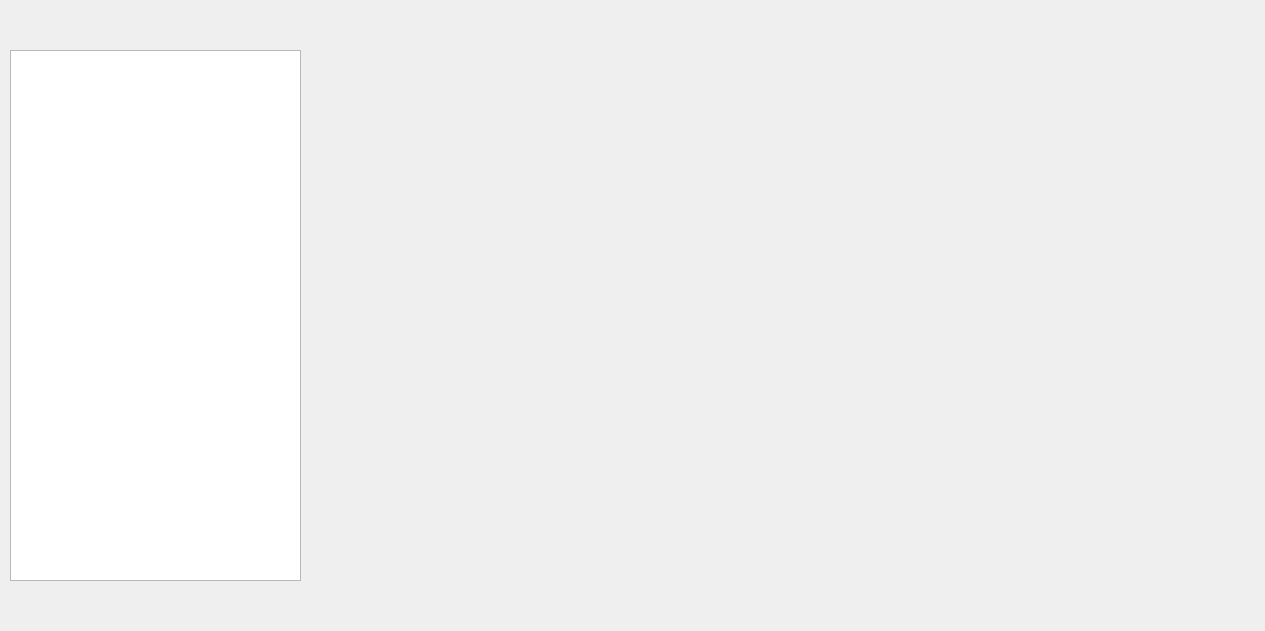
First picture: the form in materialswindow.ui, repository Keqy/Matterhorn-materials, before the edit.
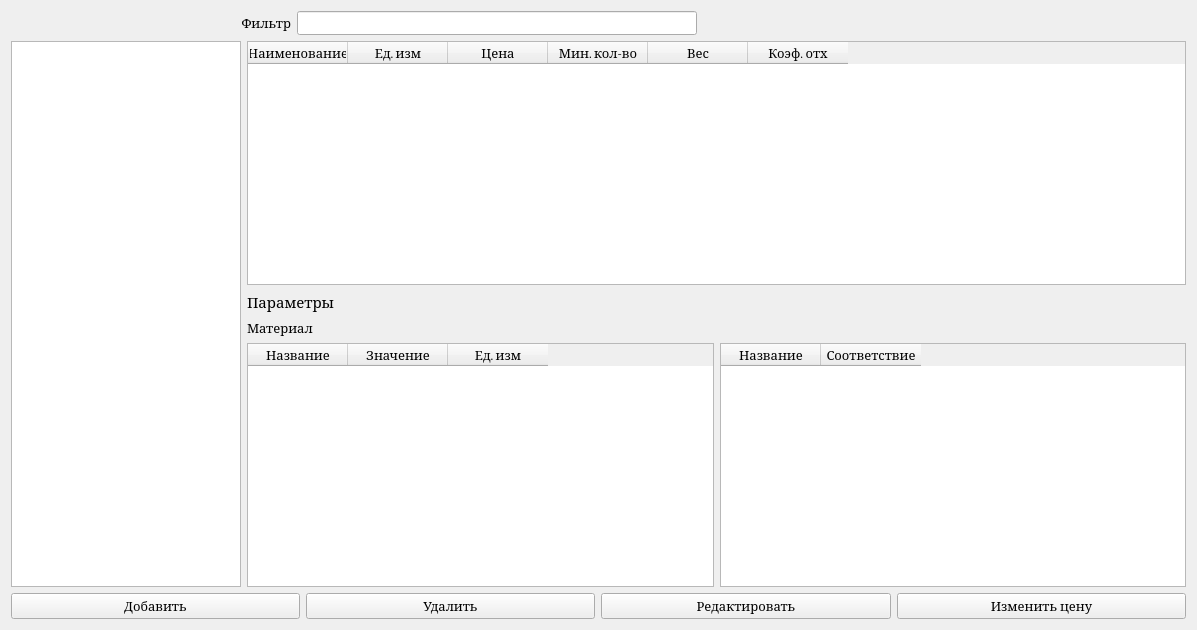
Second picture: the form after the edit. Icons and pictures are not drawn.

Commit message: feat: Bind a materialswindow.ui

```diff
--- a/materialswindow.ui
+++ b/materialswindow.ui
@@ -6,13 +6,14 @@
    <rect>
     <x>0</x>
     <y>0</y>
-    <width>1265</width>
-    <height>631</height>
+    <width>1197</width>
+    <height>630</height>
    </rect>
   </property>
   <property name="font">
    <font>
     <family>Cambria</family>
+    <pointsize>10</pointsize>
    </font>
   </property>
   <property name="windowTitle">
@@ -25,39 +26,263 @@
   <property name="autoFillBackground">
    <bool>false</bool>
   </property>
-  <widget class="QTreeWidget" name="materialsTreeWidget">
-   <property name="geometry">
-    <rect>
-     <x>10</x>
-     <y>50</y>
-     <width>291</width>
-     <height>531</height>
-    </rect>
-   </property>
-   <property name="frameShape">
-    <enum>QFrame::Shape::StyledPanel</enum>
-   </property>
-   <property name="frameShadow">
-    <enum>QFrame::Shadow::Sunken</enum>
-   </property>
-   <property name="animated">
-    <bool>true</bool>
-   </property>
-   <property name="wordWrap">
-    <bool>false</bool>
-   </property>
-   <property name="headerHidden">
-    <bool>true</bool>
-   </property>
-   <column>
-    <property name="text">
-     <string notr="true"/>
-    </property>
-    <property name="icon">
-     <iconset theme="QIcon::ThemeIcon::FolderOpen"/>
-    </property>
-   </column>
-  </widget>
+  <layout class="QGridLayout" name="gridLayout">
+   <item row="1" column="0" colspan="4">
+    <layout class="QHBoxLayout" name="horizontalLayout_3">
+     <item>
+      <widget class="QTreeWidget" name="materialsTreeWidget">
+       <property name="sizePolicy">
+        <sizepolicy hsizetype="Fixed" vsizetype="Preferred">
+         <horstretch>0</horstretch>
+         <verstretch>0</verstretch>
+        </sizepolicy>
+       </property>
+       <property name="minimumSize">
+        <size>
+         <width>230</width>
+         <height>0</height>
+        </size>
+       </property>
+       <property name="maximumSize">
+        <size>
+         <width>230</width>
+         <height>16777215</height>
+        </size>
+       </property>
+       <property name="frameShape">
+        <enum>QFrame::Shape::StyledPanel</enum>
+       </property>
+       <property name="frameShadow">
+        <enum>QFrame::Shadow::Sunken</enum>
+       </property>
+       <property name="animated">
+        <bool>true</bool>
+       </property>
+       <property name="wordWrap">
+        <bool>false</bool>
+       </property>
+       <property name="headerHidden">
+        <bool>true</bool>
+       </property>
+       <column>
+        <property name="text">
+         <string notr="true"/>
+        </property>
+        <property name="icon">
+         <iconset theme="QIcon::ThemeIcon::FolderOpen"/>
+        </property>
+       </column>
+      </widget>
+     </item>
+     <item>
+      <layout class="QVBoxLayout" name="verticalLayout">
+       <item>
+        <widget class="QTableWidget" name="tableWidget">
+         <column>
+          <property name="text">
+           <string>Наименование</string>
+          </property>
+         </column>
+         <column>
+          <property name="text">
+           <string>Ед. изм</string>
+          </property>
+         </column>
+         <column>
+          <property name="text">
+           <string>Цена</string>
+          </property>
+         </column>
+         <column>
+          <property name="text">
+           <string>Мин. кол-во</string>
+          </property>
+         </column>
+         <column>
+          <property name="text">
+           <string>Вес</string>
+          </property>
+         </column>
+         <column>
+          <property name="text">
+           <string>Коэф. отх</string>
+          </property>
+         </column>
+        </widget>
+       </item>
+       <item>
+        <widget class="QLabel" name="label_2">
+         <property name="font">
+          <font>
+           <family>Cambria</family>
+           <pointsize>11</pointsize>
+          </font>
+         </property>
+         <property name="styleSheet">
+          <string notr="true">color: rgb(0, 0, 0);</string>
+         </property>
+         <property name="text">
+          <string>Параметры</string>
+         </property>
+        </widget>
+       </item>
+       <item>
+        <widget class="QLabel" name="label_3">
+         <property name="text">
+          <string>Материал</string>
+         </property>
+        </widget>
+       </item>
+       <item>
+        <layout class="QHBoxLayout" name="horizontalLayout_2">
+         <item>
+          <widget class="QTableWidget" name="tableWidget_3">
+           <column>
+            <property name="text">
+             <string>Название</string>
+            </property>
+           </column>
+           <column>
+            <property name="text">
+             <string>Значение</string>
+            </property>
+           </column>
+           <column>
+            <property name="text">
+             <string>Ед. изм</string>
+            </property>
+           </column>
+          </widget>
+         </item>
+         <item>
+          <widget class="QTableWidget" name="tableWidget_2">
+           <column>
+            <property name="text">
+             <string>Название</string>
+            </property>
+           </column>
+           <column>
+            <property name="text">
+             <string>Соответствие</string>
+            </property>
+           </column>
+          </widget>
+         </item>
+        </layout>
+       </item>
+      </layout>
+     </item>
+    </layout>
+   </item>
+   <item row="2" column="3">
+    <widget class="QPushButton" name="pushButton_3">
+     <property name="text">
+      <string>Изменить цену</string>
+     </property>
+    </widget>
+   </item>
+   <item row="2" column="0">
+    <widget class="QPushButton" name="pushButton_2">
+     <property name="text">
+      <string>Добавить</string>
+     </property>
+    </widget>
+   </item>
+   <item row="2" column="2">
+    <widget class="QPushButton" name="pushButton">
+     <property name="text">
+      <string>Редактировать</string>
+     </property>
+    </widget>
+   </item>
+   <item row="2" column="1">
+    <widget class="QPushButton" name="pushButton_4">
+     <property name="text">
+      <string>Удалить</string>
+     </property>
+    </widget>
+   </item>
+   <item row="0" column="0" colspan="4">
+    <layout class="QHBoxLayout" name="horizontalLayout">
+     <property name="sizeConstraint">
+      <enum>QLayout::SizeConstraint::SetNoConstraint</enum>
+     </property>
+     <item>
+      <spacer name="horizontalSpacer_2">
+       <property name="orientation">
+        <enum>Qt::Orientation::Horizontal</enum>
+       </property>
+       <property name="sizeType">
+        <enum>QSizePolicy::Policy::Fixed</enum>
+       </property>
+       <property name="sizeHint" stdset="0">
+        <size>
+         <width>230</width>
+         <height>20</height>
+        </size>
+       </property>
+      </spacer>
+     </item>
+     <item>
+      <widget class="QLabel" name="label">
+       <property name="sizePolicy">
+        <sizepolicy hsizetype="Maximum" vsizetype="Maximum">
+         <horstretch>0</horstretch>
+         <verstretch>0</verstretch>
+        </sizepolicy>
+       </property>
+       <property name="text">
+        <string>Фильтр</string>
+       </property>
+       <property name="alignment">
+        <set>Qt::AlignmentFlag::AlignRight|Qt::AlignmentFlag::AlignTrailing|Qt::AlignmentFlag::AlignVCenter</set>
+       </property>
+      </widget>
+     </item>
+     <item>
+      <widget class="QLineEdit" name="lineEdit">
+       <property name="sizePolicy">
+        <sizepolicy hsizetype="Fixed" vsizetype="Minimum">
+         <horstretch>0</horstretch>
+         <verstretch>0</verstretch>
+        </sizepolicy>
+       </property>
+       <property name="minimumSize">
+        <size>
+         <width>400</width>
+         <height>0</height>
+        </size>
+       </property>
+       <property name="maximumSize">
+        <size>
+         <width>16777215</width>
+         <height>16777215</height>
+        </size>
+       </property>
+       <property name="dragEnabled">
+        <bool>false</bool>
+       </property>
+      </widget>
+     </item>
+     <item>
+      <spacer name="horizontalSpacer">
+       <property name="orientation">
+        <enum>Qt::Orientation::Horizontal</enum>
+       </property>
+       <property name="sizeType">
+        <enum>QSizePolicy::Policy::Expanding</enum>
+       </property>
+       <property name="sizeHint" stdset="0">
+        <size>
+         <width>500</width>
+         <height>20</height>
+        </size>
+       </property>
+      </spacer>
+     </item>
+    </layout>
+   </item>
+  </layout>
  </widget>
  <resources>
   <include location="resources.qrc"/>
```
The commit also changes 4 other files.
